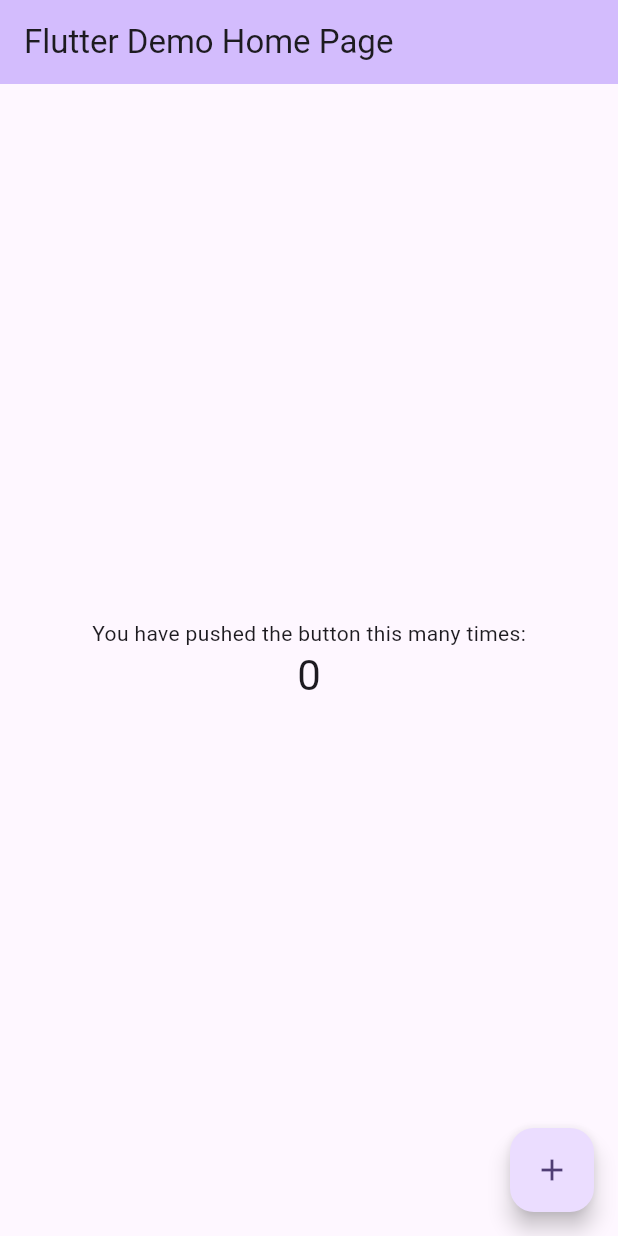
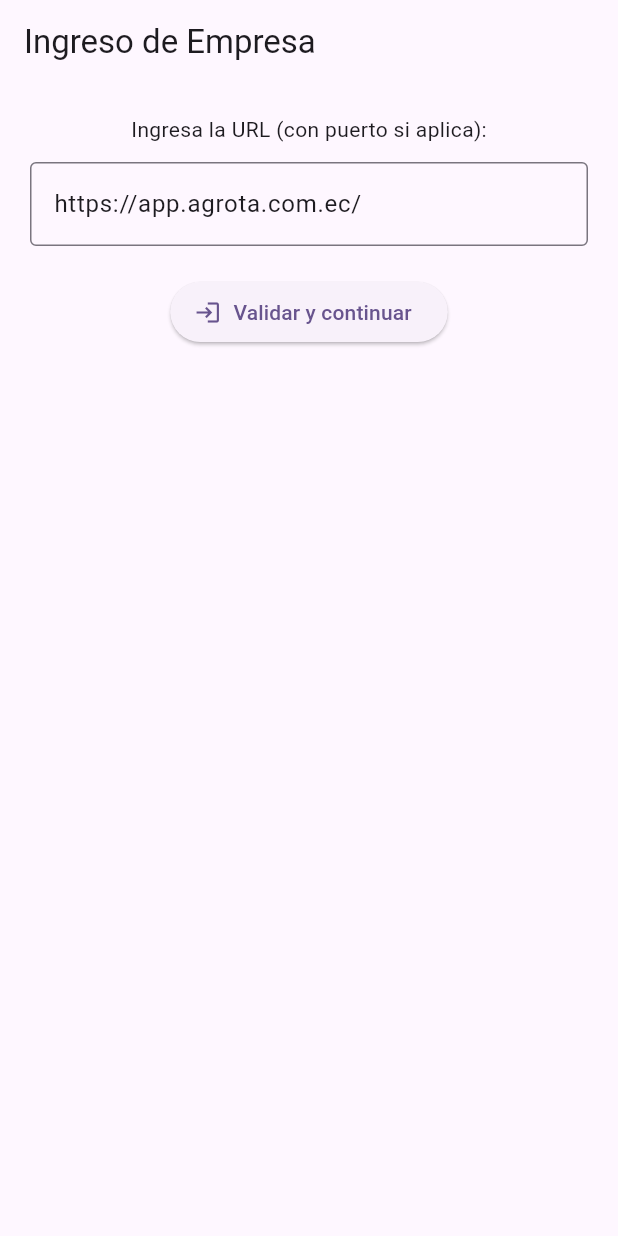
Before and after one commit to agustin-XP/Nexora, a Flutter app: the screen it shows after launch, on a phone screen of 412 x 824 dp. Run offline on Flutter 3.47's test engine with Material 3 defaults, Android fonts, the phone set to English and light mode, and no system bars; our stand-ins replace shared_preferences; missing offline and left inert: flutter_inappwebview.

Commit message:
Segundo Cambio
Segundo Cambio

```diff
--- /dev/null
+++ b/lib/ modules/login/login_empresa_page.dart
@@ -0,0 +1,117 @@
+import 'package:flutter/material.dart';
+import 'package:shared_preferences/shared_preferences.dart';
+import 'package:http/http.dart' as http;
+
+class LoginEmpresaPage extends StatefulWidget {
+  const LoginEmpresaPage({super.key});
+
+  @override
+  State<LoginEmpresaPage> createState() => _LoginEmpresaPageState();
+}
+
+
+
+class _LoginEmpresaPageState extends State<LoginEmpresaPage> {
+
+  @override
+  void initState() {
+    super.initState();
+    _verificarSesionEmpresa();
+  }
+
+  final TextEditingController _urlController = TextEditingController( text: "https://app.agrota.com.ec/");
+  bool _isLoading = false;
+
+  Future<void> _validarYGuardarUrl() async {
+    final rawUrl = _urlController.text.trim();
+
+    if (rawUrl.isEmpty) {
+      _mostrarAlerta("Por favor ingresa una URL válida.");
+      return;
+    }
+
+    setState(() => _isLoading = true);
+
+    String baseUrl = rawUrl.endsWith('/') ? rawUrl.substring(0, rawUrl.length - 1) : rawUrl;
+    final testUrl = Uri.parse(baseUrl);
+
+    try {
+      final response = await http.get(testUrl).timeout(const Duration(seconds: 5));
+
+      if (response.statusCode == 200) {
+        final prefs = await SharedPreferences.getInstance();
+        await prefs.setString('empresa_url', baseUrl);
+
+        if (!mounted) return;
+        Navigator.pushReplacementNamed(context, '/dashboardEg'); // o donde cargues WebView
+      } else {
+        _mostrarAlerta("La URL respondió con código ${response.statusCode}, pero no se pudo validar.");
+      }
+    } catch (e) {
+      _mostrarAlerta("No se pudo conectar con la URL ingresada.");
+    } finally {
+      setState(() => _isLoading = false);
+    }
+  }
+
+  Future<void> _verificarSesionEmpresa() async {
+    final prefs = await SharedPreferences.getInstance();
+    final storedUrl = prefs.getString('empresa_url');
+
+    if (storedUrl != null && storedUrl.isNotEmpty) {
+      // Redirige automáticamente si ya hay una empresa guardada
+      if (mounted) {
+        Navigator.pushReplacementNamed(context, '/dashboardEg');
+      }
+    }
+  }
+
+  void _mostrarAlerta(String mensaje) {
+    showDialog(
+      context: context,
+      builder: (_) => AlertDialog(
+        title: const Text('Error de conexión'),
+        content: Text(mensaje),
+        actions: [
+          TextButton(
+            child: const Text('OK'),
+            onPressed: () => Navigator.pop(context),
+          )
+        ],
+      ),
+    );
+  }
+
+  @override
+  Widget build(BuildContext context) {
+    return Scaffold(
+      appBar: AppBar(title: const Text('Ingreso de Empresa')),
+      body: Padding(
+        padding: const EdgeInsets.all(20.0),
+        child: Column(
+          children: [
+            const Text("Ingresa la URL (con puerto si aplica):"),
+            const SizedBox(height: 12),
+            TextField(
+              controller: _urlController,
+              keyboardType: TextInputType.url,
+              decoration: const InputDecoration(
+                border: OutlineInputBorder(),
+                hintText: 'http://192.168.0.100:8080',
+
+              ),
+            ),
+            const SizedBox(height: 20),
+            _isLoading
+                ? const CircularProgressIndicator()
+                : ElevatedButton.icon(
+              icon: const Icon(Icons.login),
+              label: const Text("Validar y continuar"),
+              onPressed: _validarYGuardarUrl,
+            )
+          ],
+        ),
+      ),
+    );
+  }
+}
--- a/lib/main.dart
+++ b/lib/main.dart
@@ -1,4 +1,5 @@
 import 'package:flutter/material.dart';
+import 'routes/app_routes.dart';
 
 void main() {
   runApp(const MyApp());
@@ -7,116 +8,16 @@ void main() {
 class MyApp extends StatelessWidget {
   const MyApp({super.key});
 
-  // This widget is the root of your application.
   @override
   Widget build(BuildContext context) {
     return MaterialApp(
-      title: 'Flutter Demo',
+      title: 'Nexora',
+      debugShowCheckedModeBanner: false,
       theme: ThemeData(
-        // This is the theme of your application.
-        //
-        // TRY THIS: Try running your application with "flutter run". You'll see
-        // the application has a purple toolbar. Then, without quitting the app,
-        // try changing the seedColor in the colorScheme below to Colors.green
-        // and then invoke "hot reload" (save your changes or press the "hot
-        // reload" button in a Flutter-supported IDE, or press "r" if you used
-        // the command line to start the app).
-        //
-        // Notice that the counter didn't reset back to zero; the application
-        // state is not lost during the reload. To reset the state, use hot
-        // restart instead.
-        //
-        // This works for code too, not just values: Most code changes can be
-        // tested with just a hot reload.
         colorScheme: ColorScheme.fromSeed(seedColor: Colors.deepPurple),
       ),
-      home: const MyHomePage(title: 'Flutter Demo Home Page'),
+      initialRoute: '/loginEmpresa',
+      routes: appRoutes,
     );
   }
 }
-
-class MyHomePage extends StatefulWidget {
-  const MyHomePage({super.key, required this.title});
-
-  // This widget is the home page of your application. It is stateful, meaning
-  // that it has a State object (defined below) that contains fields that affect
-  // how it looks.
-
-  // This class is the configuration for the state. It holds the values (in this
-  // case the title) provided by the parent (in this case the App widget) and
-  // used by the build method of the State. Fields in a Widget subclass are
-  // always marked "final".
-
-  final String title;
-
-  @override
-  State<MyHomePage> createState() => _MyHomePageState();
-}
-
-class _MyHomePageState extends State<MyHomePage> {
-  int _counter = 0;
-
-  void _incrementCounter() {
-    setState(() {
-      // This call to setState tells the Flutter framework that something has
-      // changed in this State, which causes it to rerun the build method below
-      // so that the display can reflect the updated values. If we changed
-      // _counter without calling setState(), then the build method would not be
-      // called again, and so nothing would appear to happen.
-      _counter++;
-    });
-  }
-
-  @override
-  Widget build(BuildContext context) {
-    // This method is rerun every time setState is called, for instance as done
-    // by the _incrementCounter method above.
-    //
-    // The Flutter framework has been optimized to make rerunning build methods
-    // fast, so that you can just rebuild anything that needs updating rather
-    // than having to individually change instances of widgets.
-    return Scaffold(
-      appBar: AppBar(
-        // TRY THIS: Try changing the color here to a specific color (to
-        // Colors.amber, perhaps?) and trigger a hot reload to see the AppBar
-        // change color while the other colors stay the same.
-        backgroundColor: Theme.of(context).colorScheme.inversePrimary,
-        // Here we take the value from the MyHomePage object that was created by
-        // the App.build method, and use it to set our appbar title.
-        title: Text(widget.title),
-      ),
-      body: Center(
-        // Center is a layout widget. It takes a single child and positions it
-        // in the middle of the parent.
-        child: Column(
-          // Column is also a layout widget. It takes a list of children and
-          // arranges them vertically. By default, it sizes itself to fit its
-          // children horizontally, and tries to be as tall as its parent.
-          //
-          // Column has various properties to control how it sizes itself and
-          // how it positions its children. Here we use mainAxisAlignment to
-          // center the children vertically; the main axis here is the vertical
-          // axis because Columns are vertical (the cross axis would be
-          // horizontal).
-          //
-          // TRY THIS: Invoke "debug painting" (choose the "Toggle Debug Paint"
-          // action in the IDE, or press "p" in the console), to see the
-          // wireframe for each widget.
-          mainAxisAlignment: MainAxisAlignment.center,
-          children: <Widget>[
-            const Text('You have pushed the button this many times:'),
-            Text(
-              '$_counter',
-              style: Theme.of(context).textTheme.headlineMedium,
-            ),
-          ],
-        ),
-      ),
-      floatingActionButton: FloatingActionButton(
-        onPressed: _incrementCounter,
-        tooltip: 'Increment',
-        child: const Icon(Icons.add),
-      ), // This trailing comma makes auto-formatting nicer for build methods.
-    );
-  }
-}
--- /dev/null
+++ b/lib/routes/app_routes.dart
@@ -0,0 +1,10 @@
+import 'package:flutter/cupertino.dart';
+import 'package:nexora/%20modules/dashboard/edge_web_view.dart.dart';
+import 'package:nexora/%20modules/login/login_empresa_page.dart';
+import 'package:nexora/%20modules/login/login_page.dart';
+
+final Map<String, WidgetBuilder> appRoutes = {
+  '/loginEmpresa': (_) => const LoginEmpresaPage(),
+  '/login': (context) => const LoginPage(),
+  '/dashboardEg': (context) => const EdgeWebViewPage(),
+};
--- a/pubspec.yaml
+++ b/pubspec.yaml
@@ -34,6 +34,10 @@ dependencies:
   # The following adds the Cupertino Icons font to your application.
   # Use with the CupertinoIcons class for iOS style icons.
   cupertino_icons: ^1.0.8
+  webview_flutter_android: ^4.7.0
+  flutter_inappwebview: ^6.0.0
+  http: ^0.13.6
+  shared_preferences: ^2.2.2
 
 dev_dependencies:
   flutter_test:
```
Also changed, not shown: lib/ modules/dashboard/edge_web_view.dart.dart (added, +143 -0 lines), lib/ modules/login/login_page.dart (added, +105 -0 lines), lib/widgets/base_scaffold.dart (added, +42 -0 lines), lib/widgets/empresa_drawer.dart (added, +55 -0 lines), pubspec.lock, 2 other files.
